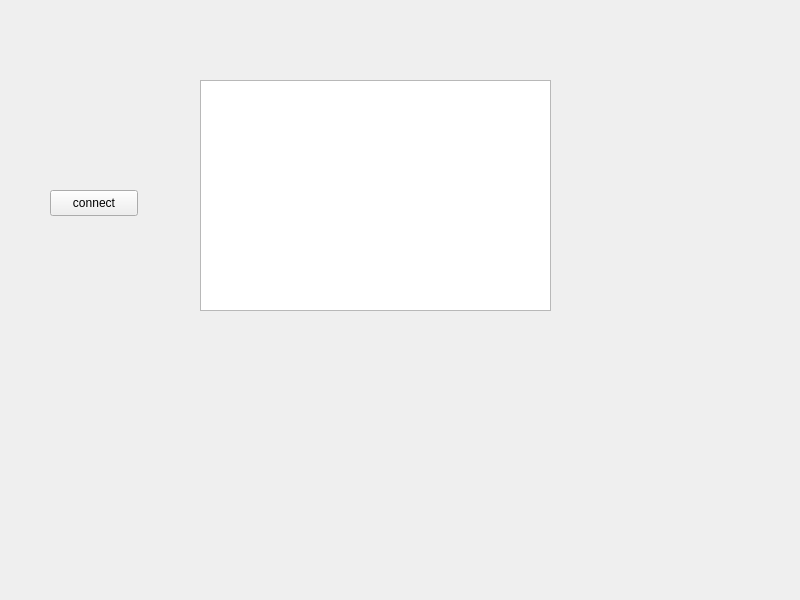
This is QT_Prj/webrtc_26_3_3/webrtc/src/ui/widget.ui in LightCute/VideoCall as Qt 5 draws it before an edit. The edited form follows.
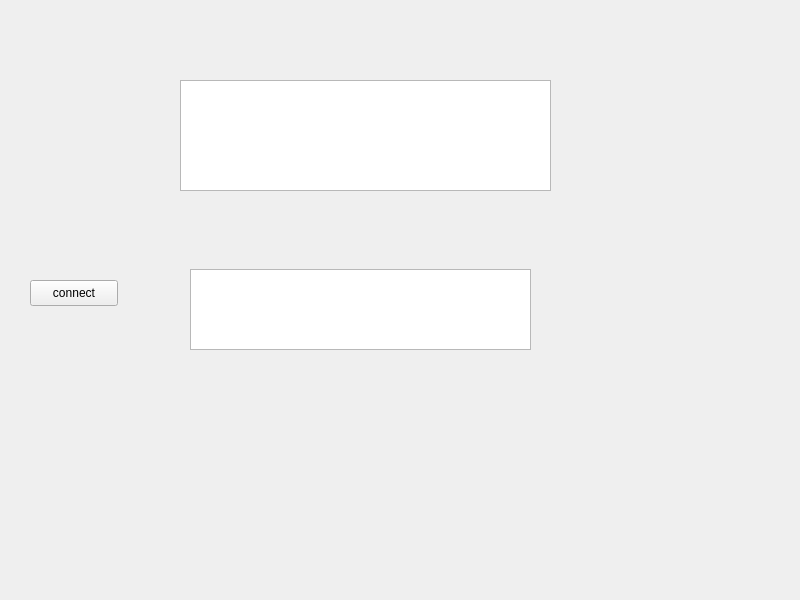
This is the edited form.

What changed in the file:
```diff
--- a/QT_Prj/webrtc_26_3_3/webrtc/src/ui/widget.ui
+++ b/QT_Prj/webrtc_26_3_3/webrtc/src/ui/widget.ui
@@ -16,8 +16,8 @@
   <widget class="QPushButton" name="bt_connect">
    <property name="geometry">
     <rect>
-     <x>50</x>
-     <y>190</y>
+     <x>30</x>
+     <y>280</y>
      <width>88</width>
      <height>26</height>
     </rect>
@@ -29,10 +29,20 @@
   <widget class="QTextEdit" name="recvEdit">
    <property name="geometry">
     <rect>
-     <x>200</x>
+     <x>180</x>
      <y>80</y>
-     <width>351</width>
-     <height>231</height>
+     <width>371</width>
+     <height>111</height>
+    </rect>
+   </property>
+  </widget>
+  <widget class="QTextEdit" name="TxEd_peerId">
+   <property name="geometry">
+    <rect>
+     <x>190</x>
+     <y>269</y>
+     <width>341</width>
+     <height>81</height>
     </rect>
    </property>
   </widget>
```
